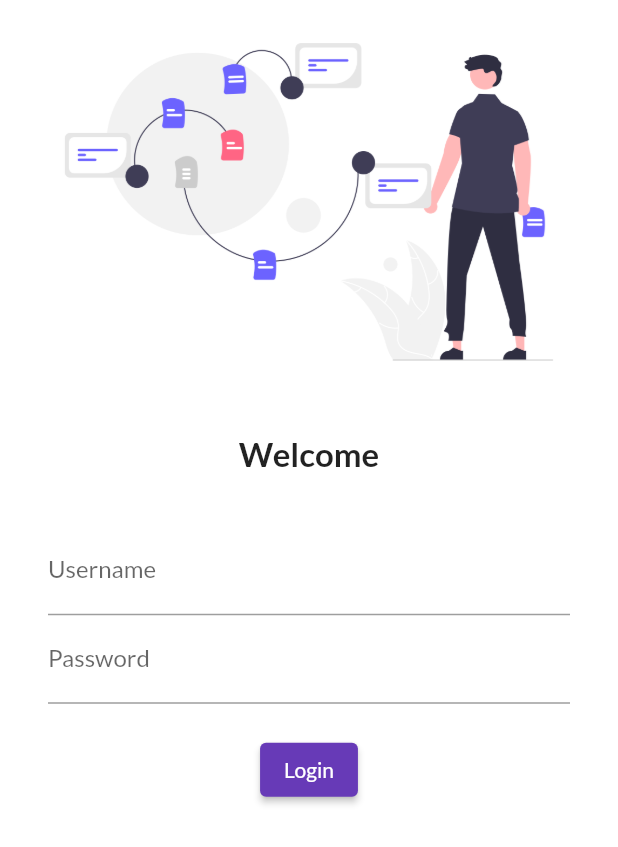
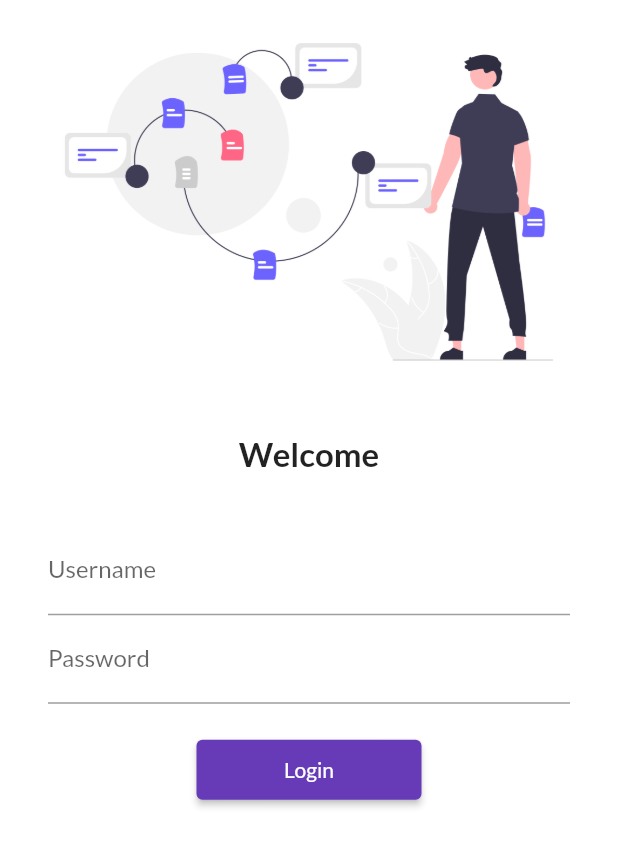
Before and after one commit to Dhvani2012/30DaysOfFlutter, a Flutter app: the screen it shows after launch, on a phone screen of 412 x 824 dp. Shown: the top 847 px of the screen. Run offline on Flutter 3.47's test engine with Material 2 defaults, Android fonts, the phone set to English and light mode, and no system bars; our stand-ins replace google_fonts.

Commit message:
Day05 completed

```diff
--- a/lib/main.dart
+++ b/lib/main.dart
@@ -1,6 +1,7 @@
 import 'package:flutter/material.dart';
 import 'package:flutter_first_app/pages/Home_page.dart';
 import 'package:flutter_first_app/pages/login_page.dart';
+import 'package:flutter_first_app/utills/routes.dart';
 import 'package:google_fonts/google_fonts.dart';
 
 void main() {
@@ -24,7 +25,8 @@ class MyApp extends StatelessWidget {
       ),
       routes: {
         "/": (context) => LoginPage(),
-        "/home": (context) => HomePage(),
+        MyRoutes.homeRoute: (context) => HomePage(),
+        MyRoutes.loginRoute: (context) => HomePage(),
       },
     );
   }
--- a/lib/pages/login_page.dart
+++ b/lib/pages/login_page.dart
@@ -1,4 +1,5 @@
 import 'package:flutter/material.dart';
+import 'package:flutter_first_app/utills/routes.dart';
 
 class LoginPage extends StatelessWidget {
   const LoginPage({Key? key}) : super(key: key);
@@ -7,6 +8,7 @@ class LoginPage extends StatelessWidget {
   Widget build(BuildContext context) {
     return Material(
         color: Colors.white,
+        child: SingleChildScrollView(
           child: Column(
             children: [
               Image.asset(
@@ -29,8 +31,8 @@ class LoginPage extends StatelessWidget {
               ),
 
               Padding(
-              padding:
-                  const EdgeInsets.symmetric(vertical: 16.0, horizontal: 32.0),
+                padding: const EdgeInsets.symmetric(
+                    vertical: 16.0, horizontal: 32.0),
                 child: Column(
                   children: [
                     TextFormField(
@@ -47,15 +49,16 @@ class LoginPage extends StatelessWidget {
                     ),
                     ElevatedButton(
                       onPressed: () {
-                      print("Clicked");
+                        Navigator.pushNamed(context, MyRoutes.homeRoute);
                       },
                       child: Text("Login"),
-                    style: TextButton.styleFrom(),
+                      style: TextButton.styleFrom(minimumSize: Size(150, 40)),
                     )
                   ],
                 ),
               )
             ],
+          ),
         ));
   }
 }
--- /dev/null
+++ b/lib/utills/routes.dart
@@ -0,0 +1,4 @@
+class MyRoutes{
+  static String loginRoute = "/login";
+  static String homeRoute = "/home";
+}
```
Lines whose indentation alone changed are shown as unchanged.
